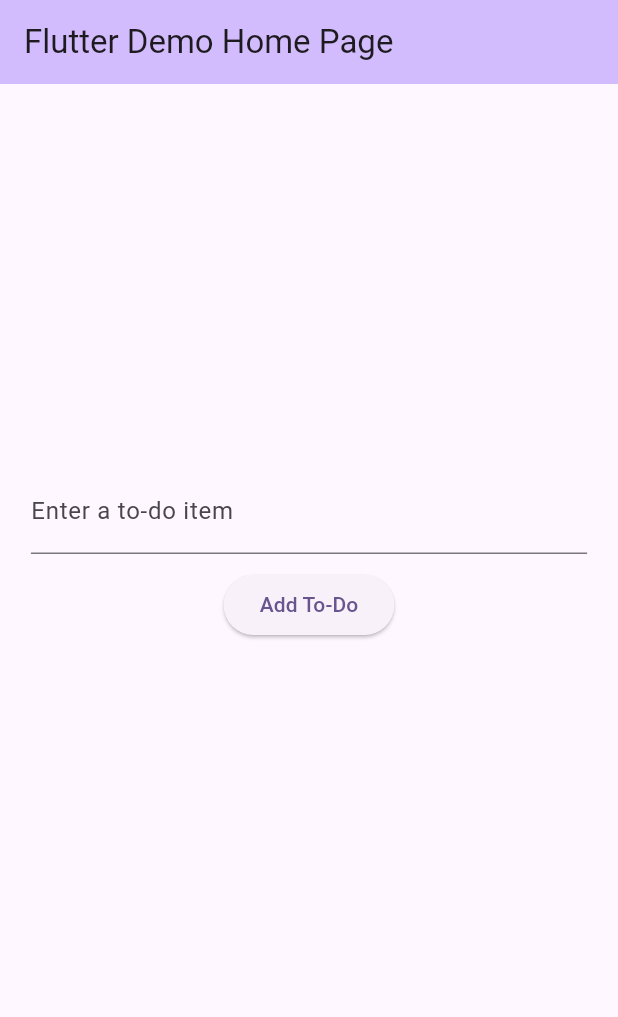
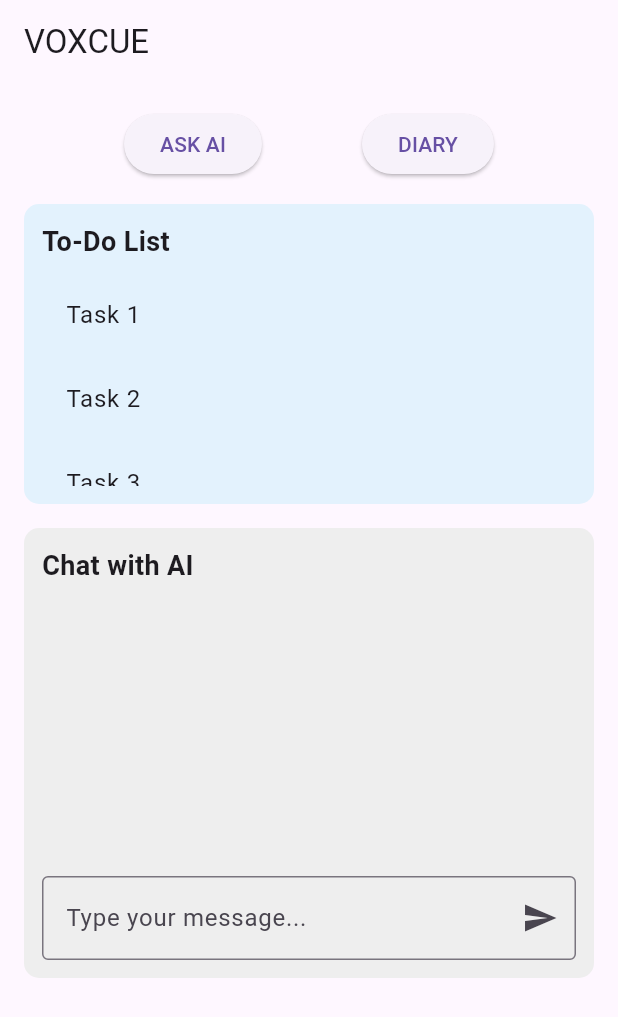
Before and after one commit to Voxcue/voxcue_app, a Flutter app: the screen it shows after launch, on a phone screen of 412 x 824 dp. Shown: the top 1017 px of the screen. Run offline on Flutter 3.47's test engine with Material 3 defaults, Android fonts, the phone set to English and light mode, and no system bars.

Commit message:
major changes

```diff
--- /dev/null
+++ b/lib/components/chat/chat_message_bubble.dart
@@ -0,0 +1,42 @@
+import 'package:flutter/material.dart';
+import '../../models/chat_message.dart';
+
+class ChatMessageBubble extends StatelessWidget {
+  final ChatMessage message;
+
+  const ChatMessageBubble({super.key, required this.message});
+
+  @override
+  Widget build(BuildContext context) {
+    return Align(
+      alignment: message.isUser ? Alignment.centerRight : Alignment.centerLeft,
+      child: Container(
+        margin: const EdgeInsets.symmetric(vertical: 4.0, horizontal: 8.0),
+        padding: const EdgeInsets.symmetric(vertical: 10.0, horizontal: 14.0),
+        decoration: BoxDecoration(
+          color: message.isUser ? Colors.blue : Colors.grey[300],
+          borderRadius: BorderRadius.circular(20.0),
+        ),
+        child: Column(
+          crossAxisAlignment: CrossAxisAlignment.start,
+          children: [
+            Text(
+              message.text,
+              style: TextStyle(
+                color: message.isUser ? Colors.white : Colors.black,
+              ),
+            ),
+            const SizedBox(height: 4.0),
+            Text(
+              '${message.timestamp.hour}:${message.timestamp.minute.toString().padLeft(2, '0')}',
+              style: TextStyle(
+                fontSize: 12.0,
+                color: message.isUser ? Colors.white70 : Colors.black54,
+              ),
+            ),
+          ],
+        ),
+      ),
+    );
+  }
+}
--- a/lib/main.dart
+++ b/lib/main.dart
@@ -1,115 +1,128 @@
 import 'package:flutter/material.dart';
-import 'package:flutter/services.dart';
 
 void main() {
-  runApp(const MyApp());
+  runApp(MyApp());
 }
 
 class MyApp extends StatelessWidget {
-  const MyApp({super.key});
-
   @override
   Widget build(BuildContext context) {
     return MaterialApp(
-      title: 'Flutter Demo',
-      theme: ThemeData(
-        colorScheme: ColorScheme.fromSeed(seedColor: Colors.deepPurple),
-        useMaterial3: true,
-      ),
-      home: const MyHomePage(title: 'Flutter Demo Home Page'),
+      debugShowCheckedModeBanner: false,
+      home: HomePage(),
     );
   }
 }
 
-class MyHomePage extends StatefulWidget {
-  const MyHomePage({super.key, required this.title});
-
-  final String title;
-
+class HomePage extends StatefulWidget {
   @override
-  State<MyHomePage> createState() => _MyHomePageState();
+  _HomePageState createState() => _HomePageState();
 }
 
-class _MyHomePageState extends State<MyHomePage> {
-  final List<Map<String, dynamic>> _todoList = [];
-  final TextEditingController _textController = TextEditingController();
+class _HomePageState extends State<HomePage> {
+  final TextEditingController _chatController = TextEditingController();
+  final List<String> _chatMessages = [];
+  final List<String> _todoItems = List.generate(
+      20, (index) => "Task ${index + 1}"); // Simulating large data
 
-  void _addTodoItem() {
-    if (_textController.text.isNotEmpty) {
+  void _sendMessage() {
+    if (_chatController.text.trim().isNotEmpty) {
       setState(() {
-        _todoList.add({'text': _textController.text, 'completed': false});
-        _textController.clear();
+        _chatMessages.add("User: ${_chatController.text}");
+        _chatMessages.add("AI: This is a sample response.");
       });
+      _chatController.clear();
     }
-  }
-
-  void _toggleTodoItem(int index) {
-    setState(() {
-      _todoList[index]['completed'] = !_todoList[index]['completed'];
-    });
   }
 
   @override
   Widget build(BuildContext context) {
     return Scaffold(
-      appBar: AppBar(
-        backgroundColor: Theme.of(context).colorScheme.inversePrimary,
-        title: Text(widget.title),
-      ),
-      body: Center(
-        child: FractionallySizedBox(
-          heightFactor: 0.33,
-          widthFactor: 0.9,
+      appBar: AppBar(title: Text('VOXCUE')),
+      body: Padding(
+        padding: const EdgeInsets.all(16.0),
+        child: SingleChildScrollView(
+          // Makes whole page scrollable
           child: Column(
-            mainAxisAlignment: MainAxisAlignment.center,
-            children: <Widget>[
-              RawKeyboardListener(
-                focusNode: FocusNode(),
-                onKey: (event) {
-                  if (event.isKeyPressed(LogicalKeyboardKey.enter) &&
-                      !event.isShiftPressed) {
-                    _addTodoItem();
-                  }
-                },
-                child: TextField(
-                  controller: _textController,
-                  decoration: const InputDecoration(
-                    labelText: 'Enter a to-do item',
-                  ),
-                  textInputAction: TextInputAction.newline,
-                  keyboardType: TextInputType.multiline,
-                  maxLines: null,
+            children: [
+              // First Component - Two Buttons
+              Row(
+                mainAxisAlignment: MainAxisAlignment.spaceEvenly,
+                children: [
+                  ElevatedButton(onPressed: () {}, child: Text('ASK AI')),
+                  ElevatedButton(onPressed: () {}, child: Text('DIARY')),
+                ],
+              ),
+
+              SizedBox(height: 16), // Spacing
+
+              // Second Component - To-Do List with fixed height
+              Container(
+                height: 200, // Fixed height to prevent overflow
+                padding: EdgeInsets.all(12),
+                decoration: BoxDecoration(
+                  color: Colors.blue.shade50,
+                  borderRadius: BorderRadius.circular(10),
+                ),
+                child: Column(
+                  crossAxisAlignment: CrossAxisAlignment.start,
+                  children: [
+                    Text("To-Do List",
+                        style: TextStyle(
+                            fontSize: 18, fontWeight: FontWeight.bold)),
+                    SizedBox(height: 8),
+                    Expanded(
+                      child: ListView.builder(
+                        itemCount: _todoItems.length,
+                        itemBuilder: (context, index) {
+                          return ListTile(title: Text(_todoItems[index]));
+                        },
+                      ),
+                    ),
+                  ],
                 ),
               ),
-              const SizedBox(height: 10),
-              ElevatedButton(
-                onPressed: _addTodoItem,
-                child: const Text('Add To-Do'),
-              ),
-              const SizedBox(height: 10),
-              Expanded(
-                child: ListView.builder(
-                  itemCount: _todoList.length,
-                  itemBuilder: (context, index) {
-                    return CheckboxListTile(
-                      controlAffinity: ListTileControlAffinity.leading,
-                      title: Text(
-                        _todoList[index]['text'],
+
+              SizedBox(height: 16), // Spacing
+
+              // Third Component - Chat Area with fixed height
+              Container(
+                height: 300, // Fixed height to ensure space for chat input
+                padding: EdgeInsets.all(12),
+                decoration: BoxDecoration(
+                  color: Colors.grey.shade200,
+                  borderRadius: BorderRadius.circular(10),
+                ),
+                child: Column(
+                  crossAxisAlignment: CrossAxisAlignment.start,
+                  children: [
+                    Text("Chat with AI",
                         style: TextStyle(
-                          decoration: _todoList[index]['completed']
-                              ? TextDecoration.lineThrough
-                              : TextDecoration.none,
-                          color: _todoList[index]['completed']
-                              ? Colors.black.withOpacity(0.5)
-                              : Colors.black,
+                            fontSize: 18, fontWeight: FontWeight.bold)),
+                    SizedBox(height: 8),
+                    Expanded(
+                      child: ListView.builder(
+                        itemCount: _chatMessages.length,
+                        itemBuilder: (context, index) {
+                          return Padding(
+                            padding: const EdgeInsets.symmetric(vertical: 4.0),
+                            child: Text(_chatMessages[index]),
+                          );
+                        },
+                      ),
+                    ),
+                    TextField(
+                      controller: _chatController,
+                      decoration: InputDecoration(
+                        hintText: "Type your message...",
+                        border: OutlineInputBorder(),
+                        suffixIcon: IconButton(
+                          icon: Icon(Icons.send),
+                          onPressed: _sendMessage,
                         ),
                       ),
-                      value: _todoList[index]['completed'],
-                      onChanged: (bool? value) {
-                        _toggleTodoItem(index);
-                      },
-                    );
-                  },
+                    ),
+                  ],
                 ),
               ),
             ],
```
Also changed, not shown: lib/components/chat/chat_screen.dart (added, +130 -0 lines), lib/components/todo_list.dart (added, +83 -0 lines), lib/models/chat_message.dart (added, +11 -0 lines), lib/screens/home_page.dart (added, +97 -0 lines), 4 other files.
